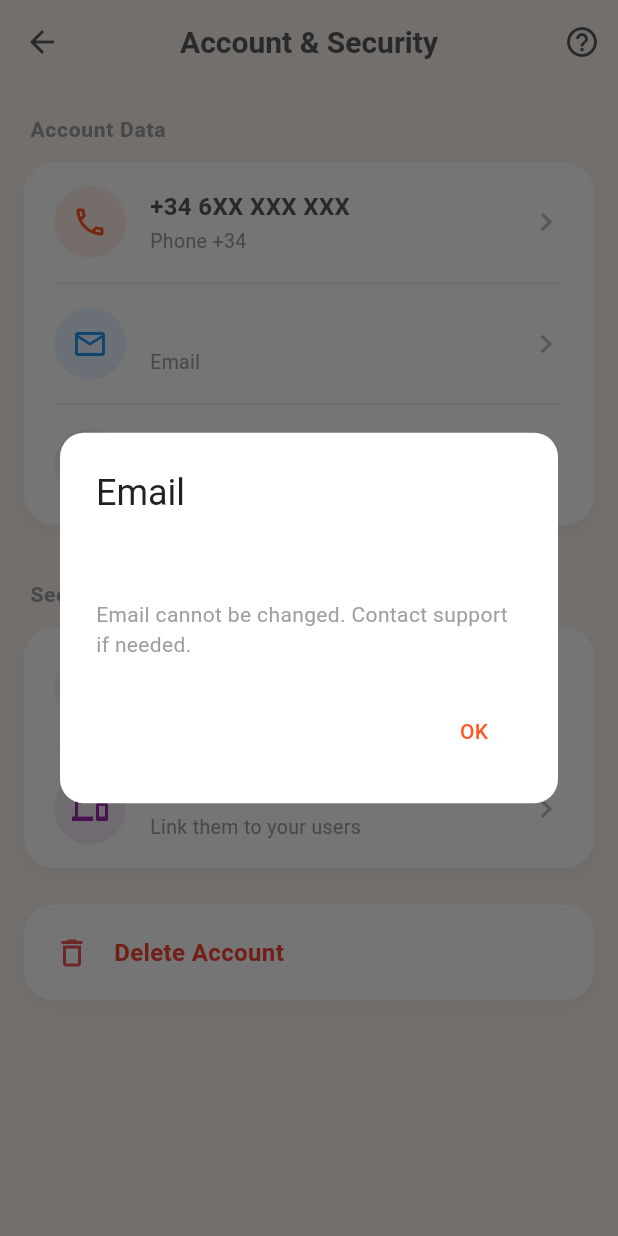
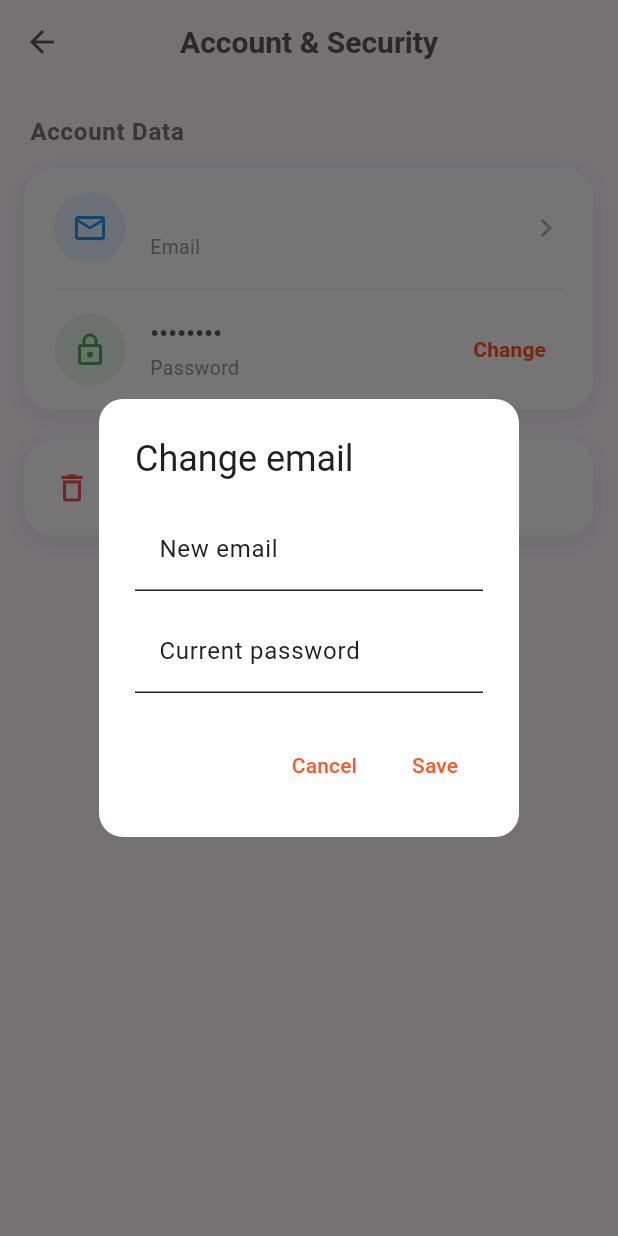
Before and after one commit to gabrielP-04/urban_quest, a Flutter app: the AccountSecurityScreen screen opened directly, after a tap on "Email", on a phone screen of 412 x 824 dp. Run offline on Flutter 3.47's test engine with Material 3 defaults, Android fonts, the phone set to English and light mode, and no system bars; our stand-ins replace cloud_firestore, firebase_auth, firebase_core, flutter_map, latlong2; accounts and stored records are empty.

Commit message:
Account configuration

```diff
--- a/lib/screens/profile/account_security_screen.dart
+++ b/lib/screens/profile/account_security_screen.dart
@@ -1,20 +1,59 @@
 import 'package:flutter/material.dart';
 import '../../services/auth_service.dart';
 import '../../services/firestore_service.dart';
-import '../../models/user_profile.dart';
 
-class AccountSecurityScreen extends StatelessWidget {
+class AccountSecurityScreen extends StatefulWidget {
   const AccountSecurityScreen({Key? key}) : super(key: key);
 
   @override
+  State<AccountSecurityScreen> createState() => _AccountSecurityScreenState();
+}
+
+class _AccountSecurityScreenState extends State<AccountSecurityScreen> {
+  final _authService = AuthService();
+  final _firestoreService = FirestoreService();
+
+  String? get _email => _authService.currentUserEmail;
+
+  Future<void> _changeEmail(
+    BuildContext context,
+    String newEmail,
+    String password,
+  ) async {
+    try {
+      await _authService.changeEmail(
+        newEmail: newEmail,
+        password: password,
+      );
+
+      final user = _authService.currentUser;
+
+      await _firestoreService.updateUserEmail(userId: user!.uid, email: newEmail);
+
+      if (context.mounted) {
+        Navigator.pop(context);
+        ScaffoldMessenger.of(context).showSnackBar(
+          const SnackBar(
+            content: Text('Email updated successfully'),
+            backgroundColor: Colors.green,
+          ),
+        );
+      }
+    } catch (e) {
+      if (context.mounted) {
+        ScaffoldMessenger.of(context).showSnackBar(
+          SnackBar(
+            content: Text(e.toString()),
+            backgroundColor: Colors.red,
+          ),
+        );
+      }
+    }
+  }
+
+  @override
   Widget build(BuildContext context) {
-    final authService = AuthService();
-    final firestoreService = FirestoreService();
-    final userId = authService.currentUserId;
-    final email = authService.currentUserEmail;
-
     return Scaffold(
-      backgroundColor: const Color(0xFFFAF3ED),
       appBar: AppBar(
         backgroundColor: Colors.transparent,
         elevation: 0,
@@ -31,16 +70,6 @@ class AccountSecurityScreen extends StatelessWidget {
           ),
         ),
         centerTitle: true,
-        actions: [
-          IconButton(
-            icon: const Icon(Icons.help_outline, color: Color(0xFF5A5A5A)),
-            onPressed: () {
-              ScaffoldMessenger.of(context).showSnackBar(
-                const SnackBar(content: Text('Help coming soon!')),
-              );
-            },
-          ),
-        ],
       ),
       body: SingleChildScrollView(
         child: Column(
@@ -49,16 +78,11 @@ class AccountSecurityScreen extends StatelessWidget {
             const SizedBox(height: 8),
 
             // Account Data Section
-            const Padding(
-              padding: EdgeInsets.symmetric(horizontal: 20, vertical: 12),
+            Padding(
+              padding: const EdgeInsets.symmetric(horizontal: 20, vertical: 12),
               child: Text(
                 'Account Data',
-                style: TextStyle(
-                  fontSize: 14,
-                  fontWeight: FontWeight.w600,
-                  color: Color(0xFF9E9E9E),
-                  letterSpacing: 0.5,
-                ),
+                style: Theme.of(context).textTheme.titleMedium,
               ),
             ),
 
@@ -70,7 +94,7 @@ class AccountSecurityScreen extends StatelessWidget {
                 borderRadius: BorderRadius.circular(20),
                 boxShadow: [
                   BoxShadow(
-                    color: Colors.black.withOpacity(0.05),
+                    color: Colors.black.withValues(alpha: 0.05),
                     blurRadius: 10,
                     offset: const Offset(0, 4),
                   ),
@@ -78,31 +102,14 @@ class AccountSecurityScreen extends StatelessWidget {
               ),
               child: Column(
                 children: [
-                  // Phone (placeholder)
-                  _buildAccountItem(
-                    icon: Icons.phone_outlined,
-                    iconColor: Colors.deepOrange,
-                    title: '+34 6XX XXX XXX',
-                    subtitle: 'Phone +34',
-                    onTap: () {
-                      ScaffoldMessenger.of(context).showSnackBar(
-                        const SnackBar(
-                          content: Text('Phone management coming soon!'),
-                        ),
-                      );
-                    },
-                    isFirst: true,
-                  ),
-                  _buildDivider(),
-
                   // Email
                   _buildAccountItem(
                     icon: Icons.email_outlined,
                     iconColor: Colors.blue,
-                    title: email ?? 'No email',
+                    title: _email ?? 'No email',
                     subtitle: 'Email',
                     onTap: () {
-                      _showEmailDialog(context, email);
+                      _showEmailDialog(context, _email);
                     },
                   ),
                   _buildDivider(),
@@ -115,7 +122,7 @@ class AccountSecurityScreen extends StatelessWidget {
                     subtitle: 'Password',
                     trailing: TextButton(
                       onPressed: () {
-                        _showChangePasswordDialog(context, authService);
+                        _showChangePasswordDialog(context, _authService);
                       },
                       child: const Text(
                         'Change',
@@ -126,7 +133,7 @@ class AccountSecurityScreen extends StatelessWidget {
                       ),
                     ),
                     onTap: () {
-                      _showChangePasswordDialog(context, authService);
+                      _showChangePasswordDialog(context, _authService);
                     },
                     isLast: true,
                   ),
@@ -134,81 +141,7 @@ class AccountSecurityScreen extends StatelessWidget {
               ),
             ),
 
-            const SizedBox(height: 24),
-
-            // Security Section
-            const Padding(
-              padding: EdgeInsets.symmetric(horizontal: 20, vertical: 12),
-              child: Text(
-                'Security',
-                style: TextStyle(
-                  fontSize: 14,
-                  fontWeight: FontWeight.w600,
-                  color: Color(0xFF9E9E9E),
-                  letterSpacing: 0.5,
-                ),
-              ),
-            ),
-
-            // Security Card
-            Container(
-              margin: const EdgeInsets.symmetric(horizontal: 16),
-              decoration: BoxDecoration(
-                color: Colors.white,
-                borderRadius: BorderRadius.circular(20),
-                boxShadow: [
-                  BoxShadow(
-                    color: Colors.black.withOpacity(0.05),
-                    blurRadius: 10,
-                    offset: const Offset(0, 4),
-                  ),
-                ],
-              ),
-              child: Column(
-                children: [
-                  // Two-Factor Authentication
-                  _buildSecurityItem(
-                    icon: Icons.verified_user_outlined,
-                    iconColor: Colors.green,
-                    title: 'Two-Factor Authentication',
-                    subtitle: 'Organize then rest assured',
-                    hasSwitch: true,
-                    switchValue: false,
-                    onSwitchChanged: (value) {
-                      ScaffoldMessenger.of(context).showSnackBar(
-                        SnackBar(
-                          content: Text(
-                            value
-                                ? '2FA will be enabled soon!'
-                                : '2FA disabled',
-                          ),
-                        ),
-                      );
-                    },
-                    isFirst: true,
-                  ),
-                  _buildDivider(),
-
-                  // Linked Sessions
-                  _buildSecurityItem(
-                    icon: Icons.devices_outlined,
-                    iconColor: Colors.purple,
-                    title: 'Linked Sessions',
-                    subtitle: 'Link them to your users',
-                    onTap: () {
-                      ScaffoldMessenger.of(context).showSnackBar(
-                        const SnackBar(
-                          content: Text('Session management coming soon!'),
-                        ),
-                      );
-                    },
-                    isLast: true,
-                  ),
-                ],
-              ),
-            ),
-
-            const SizedBox(height: 24),
+            const SizedBox(height: 20),
 
             // Delete Account
             Container(
@@ -218,14 +151,14 @@ class AccountSecurityScreen extends StatelessWidget {
                 borderRadius: BorderRadius.circular(20),
                 boxShadow: [
                   BoxShadow(
-                    color: Colors.black.withOpacity(0.05),
+                    color: Colors.black.withValues(alpha: 0.05),
                     blurRadius: 10,
                     offset: const Offset(0, 4),
                   ),
                 ],
               ),
               child: InkWell(
-                onTap: () => _showDeleteAccountDialog(context, authService),
+                onTap: () => _showDeleteAccountDialog(context, _authService),
                 borderRadius: BorderRadius.circular(20),
                 child: Padding(
                   padding: const EdgeInsets.all(20),
@@ -326,80 +259,6 @@ class AccountSecurityScreen extends StatelessWidget {
     );
   }
 
-  // Security Item
-  Widget _buildSecurityItem({
-    required IconData icon,
-    required Color iconColor,
-    required String title,
-    required String subtitle,
-    bool hasSwitch = false,
-    bool switchValue = false,
-    Function(bool)? onSwitchChanged,
-    VoidCallback? onTap,
-    bool isFirst = false,
-    bool isLast = false,
-  }) {
-    return InkWell(
-      onTap: hasSwitch ? null : onTap,
-      borderRadius: BorderRadius.vertical(
-        top: isFirst ? const Radius.circular(20) : Radius.zero,
-        bottom: isLast ? const Radius.circular(20) : Radius.zero,
-      ),
-      child: Padding(
-        padding: const EdgeInsets.symmetric(horizontal: 20, vertical: 16),
-        child: Row(
-          children: [
-            Container(
-              width: 48,
-              height: 48,
-              decoration: BoxDecoration(
-                color: iconColor.withOpacity(0.1),
-                shape: BoxShape.circle,
-              ),
-              child: Icon(icon, color: iconColor, size: 24),
-            ),
-            const SizedBox(width: 16),
-            Expanded(
-              child: Column(
-                crossAxisAlignment: CrossAxisAlignment.start,
-                children: [
-                  Text(
-                    title,
-                    style: const TextStyle(
-                      fontSize: 16,
-                      fontWeight: FontWeight.w600,
-                      color: Color(0xFF5A5A5A),
-                    ),
-                  ),
-                  const SizedBox(height: 2),
-                  Text(
-                    subtitle,
-                    style: const TextStyle(
-                      fontSize: 13,
-                      color: Color(0xFF9E9E9E),
-                    ),
-                  ),
-                ],
-              ),
-            ),
-            if (hasSwitch)
-              Switch(
-                value: switchValue,
-                onChanged: onSwitchChanged,
-                activeColor: Colors.deepOrange,
-              )
-            else
-              const Icon(
-                Icons.chevron_right,
-                color: Color(0xFFBDBDBD),
-                size: 24,
-              ),
-          ],
-        ),
-      ),
-    );
-  }
-
   Widget _buildDivider() {
     return Padding(
       padding: const EdgeInsets.symmetric(horizontal: 20),
@@ -412,31 +271,47 @@ class AccountSecurityScreen extends StatelessWidget {
   }
 
   // Show Email Info Dialog
-  void _showEmailDialog(BuildContext context, String? email) {
+  void _showEmailDialog(BuildContext context, String? currentEmail) {
+    final emailController = TextEditingController(text: currentEmail);
+    final passwordController = TextEditingController();
+
     showDialog(
       context: context,
       builder: (context) => AlertDialog(
         shape: RoundedRectangleBorder(borderRadius: BorderRadius.circular(16)),
-        title: const Text('Email'),
+        title: const Text('Change email'),
         content: Column(
           mainAxisSize: MainAxisSize.min,
-          crossAxisAlignment: CrossAxisAlignment.start,
           children: [
-            Text(
-              email ?? 'No email found',
-              style: const TextStyle(fontSize: 16),
+            TextField(
+              controller: emailController,
+              decoration: const InputDecoration(labelText: 'New email'),
             ),
-            const SizedBox(height: 16),
-            const Text(
-              'Email cannot be changed. Contact support if needed.',
-              style: TextStyle(fontSize: 14, color: Colors.grey),
+            const SizedBox(height: 12),
+            TextField(
+              controller: passwordController,
+              obscureText: true,
+              decoration: const InputDecoration(labelText: 'Current password'),
             ),
           ],
         ),
         actions: [
           TextButton(
             onPressed: () => Navigator.pop(context),
-            child: const Text('OK', style: TextStyle(color: Colors.deepOrange)),
+            child: const Text('Cancel'),
+          ),
+          TextButton(
+            onPressed: () async {
+              await _changeEmail(
+                context,
+                emailController.text.trim(),
+                passwordController.text,
+              );
+            },
+            child: const Text(
+              'Save',
+              style: TextStyle(color: Colors.deepOrange),
+            ),
           ),
         ],
       ),
@@ -444,7 +319,8 @@ class AccountSecurityScreen extends StatelessWidget {
   }
 
   // Show Change Password Dialog
-  void _showChangePasswordDialog(BuildContext context, AuthService authService) {
+  void _showChangePasswordDialog(
+      BuildContext context, AuthService authService) {
     showDialog(
       context: context,
       builder: (context) => AlertDialog(
@@ -468,7 +344,8 @@ class AccountSecurityScreen extends StatelessWidget {
                 ),
               );
             },
-            child: const Text('Send Email', style: TextStyle(color: Colors.deepOrange)),
+            child: const Text('Send Email',
+                style: TextStyle(color: Colors.deepOrange)),
           ),
         ],
       ),
--- a/lib/services/auth_service.dart
+++ b/lib/services/auth_service.dart
@@ -81,6 +81,8 @@ class AuthService {
     }
   }
 
+
+
   /// Manejo de errores de Firebase Auth en español
   String _handleAuthException(FirebaseAuthException e) {
     switch (e.code) {
```
Also changed, not shown: lib/screens/auth/auth_wrapper.dart (+4 -6 lines), lib/screens/home/home_screen.dart (+7 -3 lines), lib/screens/main_scaffold.dart (added, +90 -0 lines), lib/screens/map/map_screen.dart (+7 -1 lines), lib/screens/profile/profile_screen.dart (+8 -4 lines), lib/screens/ranking/ranking_screen.dart (+7 -3 lines), lib/services/firestore_service.dart (+18 -0 lines), lib/widgets/bottom_nav.dart (+3 -45 lines).
